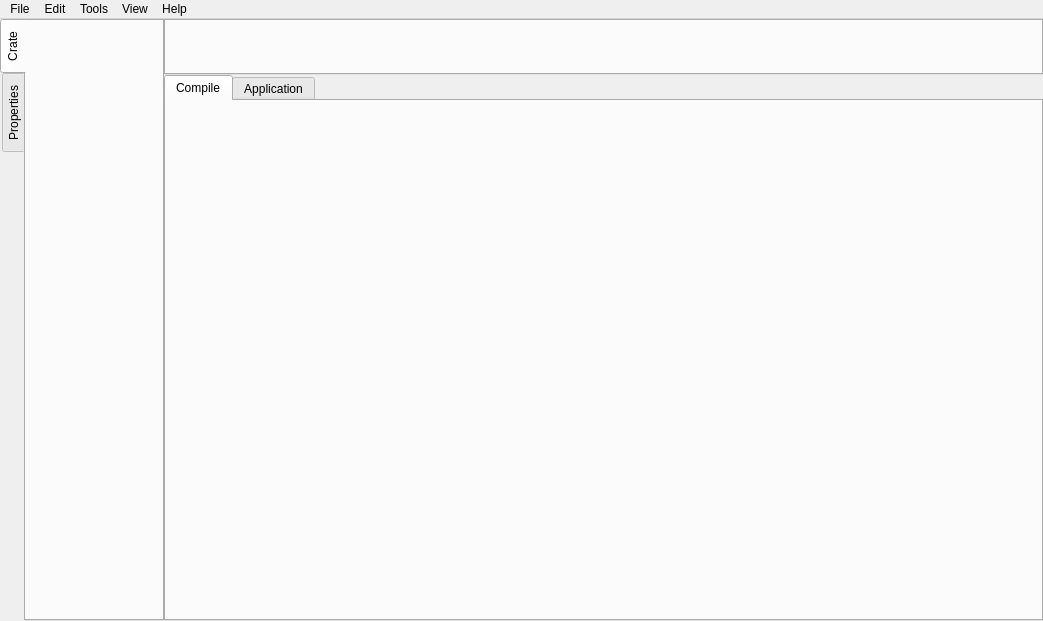
Old version of the form Source/UI/MainWindow.ui in the repository krre/afterglow.
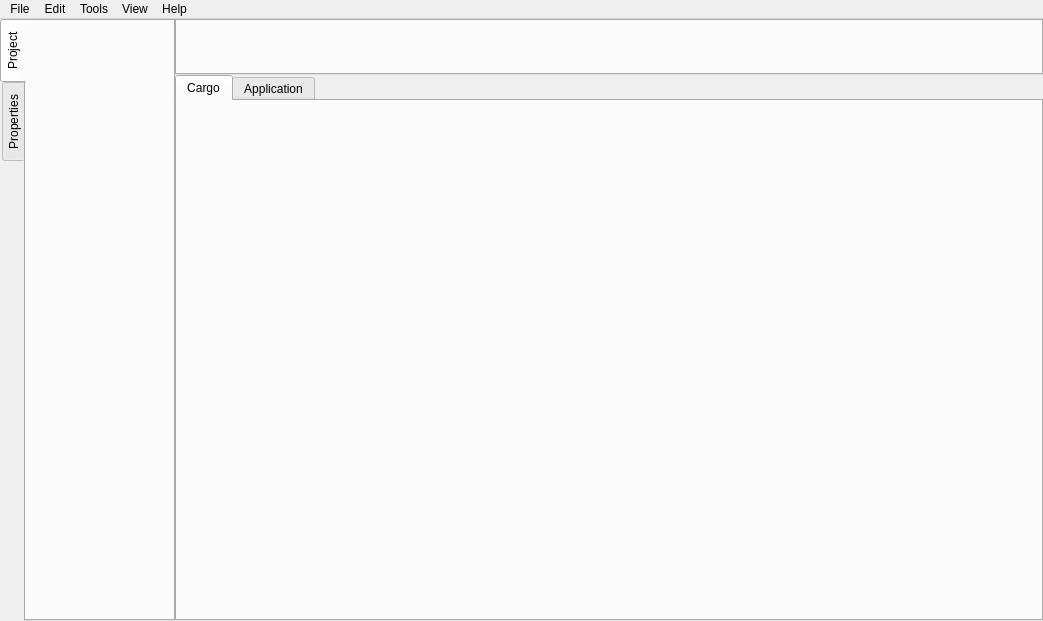
New version of the form.

Commit message: Rename control titles

The edit to the form file:
```diff
--- a/Source/UI/MainWindow.ui
+++ b/Source/UI/MainWindow.ui
@@ -59,7 +59,7 @@
        </property>
        <widget class="QWidget" name="tabCrate">
         <attribute name="title">
-         <string>Crate</string>
+         <string>Project</string>
         </attribute>
        </widget>
        <widget class="QWidget" name="tabProperties">
@@ -104,7 +104,7 @@
         </property>
         <widget class="QWidget" name="tabCompile">
          <attribute name="title">
-          <string>Compile</string>
+          <string>Cargo</string>
          </attribute>
         </widget>
         <widget class="QWidget" name="tabApplication">
```
Left out of the diff: 4 changed lines with no effect on the pictures.
